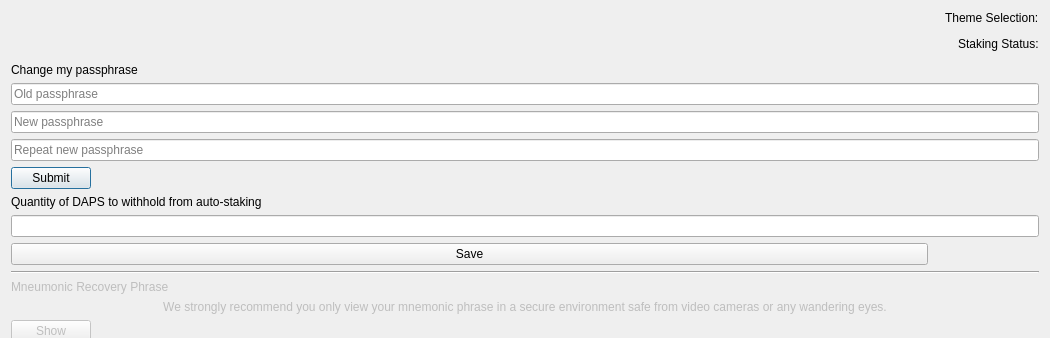
Above: src/qt/forms/optionspage.ui from pedrorv0106/DAPS before the change; both pictures show x 0 to 1050 and y 0 to 338 of the 1050 by 641 pixel window. Below: the same form after it.
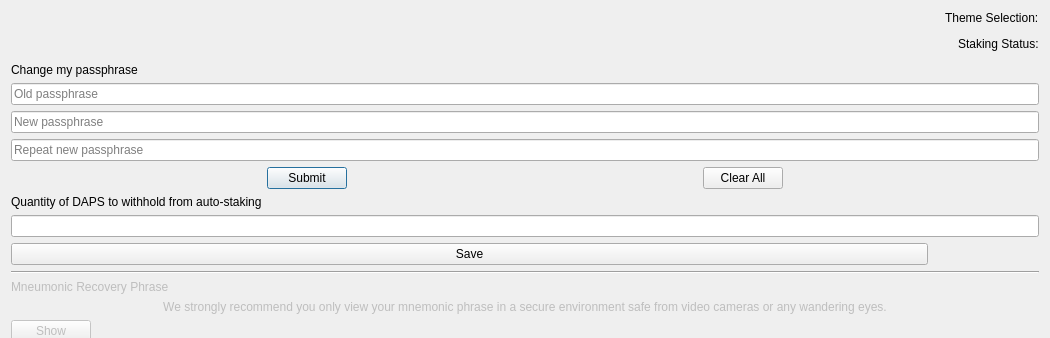
That is the form after the change. Custom widgets are drawn as their Qt base class.

Commit message: Add Clear All button to Password settings

```diff
--- a/src/qt/forms/optionspage.ui
+++ b/src/qt/forms/optionspage.ui
@@ -149,6 +149,14 @@
     </widget>
    </item>
    <item>
+    <layout class="QHBoxLayout" name="horizontalLayout_5">
+     <property name="spacing">
+      <number>100</number>
+     </property>
+     <property name="leftMargin">
+      <number>0</number>
+     </property>
+     <item>
     <widget class="QPushButton" name="pushButtonPassword">
      <property name="sizePolicy">
       <sizepolicy hsizetype="Maximum" vsizetype="Maximum">
@@ -160,6 +168,21 @@
       <string>Submit</string>
      </property>
     </widget>
+     </item>
+     <item>
+      <widget class="QPushButton" name="pushButtonPasswordClear">
+       <property name="sizePolicy">
+        <sizepolicy hsizetype="Maximum" vsizetype="Maximum">
+         <horstretch>0</horstretch>
+         <verstretch>0</verstretch>
+        </sizepolicy>
+       </property>
+       <property name="text">
+        <string>Clear All</string>
+       </property>
+      </widget>
+     </item>
+    </layout>
    </item>
    <item>
     <widget class="QLabel" name="label_2">
```
Lines whose indentation alone changed are shown as unchanged. The commit also changes 2 other files.
